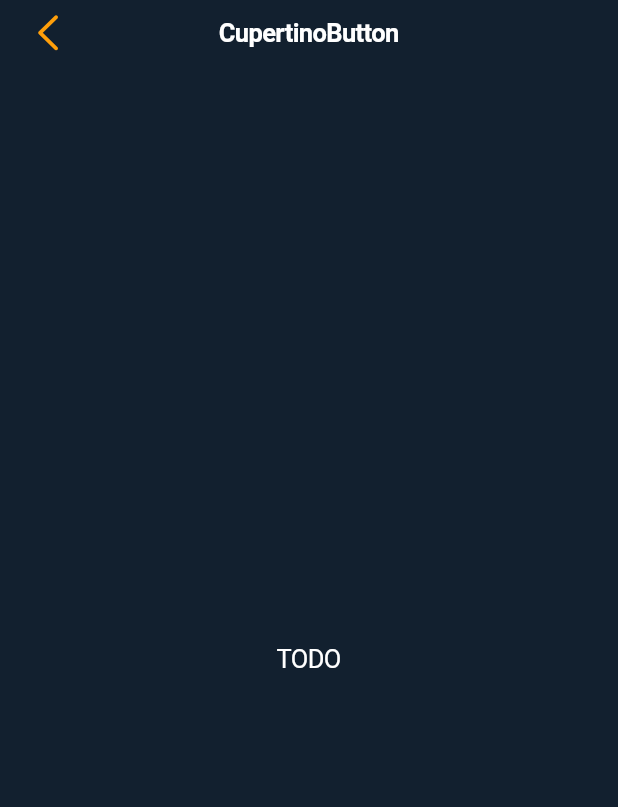
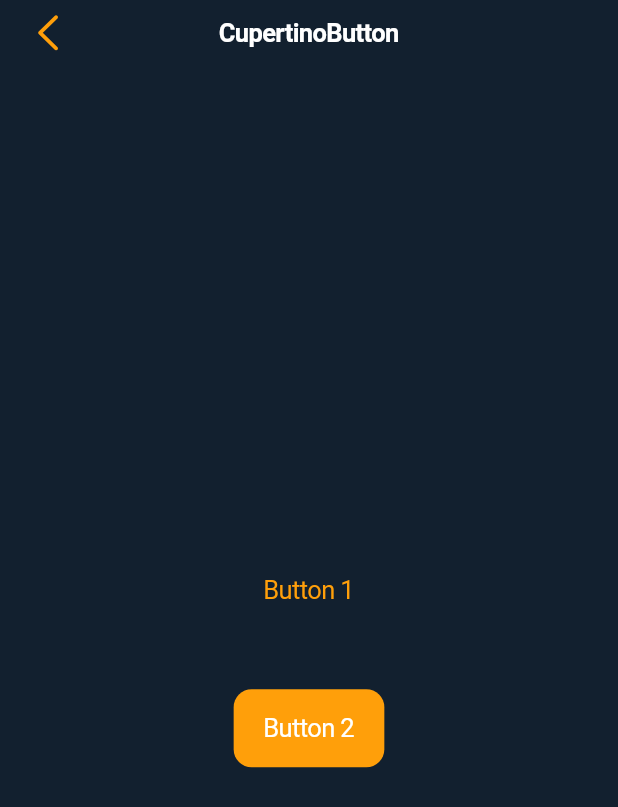
Before and after one commit to prostakov/flutter-testing, a Flutter app: the Cupertino05ButtonScreen screen opened by its route, on a phone screen of 412 x 824 dp. Shown: the top 807 px of the screen. Run offline on Flutter 3.47's test engine with Material 2 defaults, Android fonts, the phone set to English and light mode, and no system bars; our stand-ins replace carousel_slider, flutter_bloc, flutter_phoenix, flutter_rating_bar, google_maps_flutter, image_picker and 4 more; missing offline and left inert: devicelocale, grouped_buttons; accounts and stored records are empty.

Commit message:
Fix cupertino05ButtonScreen.dart

```diff
--- a/cupertino_test/lib/screens/cupertino05ButtonScreen.dart
+++ b/cupertino_test/lib/screens/cupertino05ButtonScreen.dart
@@ -11,7 +11,23 @@ class _Cupertino05ButtonScreenState extends State<Cupertino05ButtonScreen> {
   Widget build(BuildContext context) {
     return CupertinoPageScaffold(
       navigationBar: DefaultHeader(title: 'CupertinoButton'),
-      child: Center(child: Text('TODO')),
+      child: Center(
+        child: Column(
+          mainAxisSize: MainAxisSize.max,
+          mainAxisAlignment: MainAxisAlignment.center,
+          children: [
+            CupertinoButton(
+              onPressed: () {},
+              child: Text('Button 1'),
+            ),
+            const SizedBox(height: 40),
+            CupertinoButton.filled(
+              onPressed: () {},
+              child: Text('Button 2'),
+            ),
+          ],
+        ),
+      ),
     );
   }
 }
```
